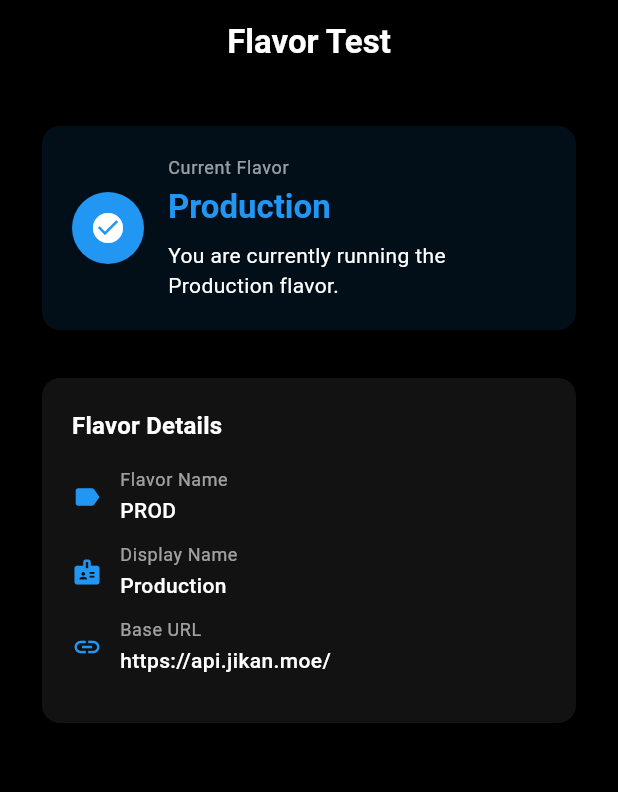
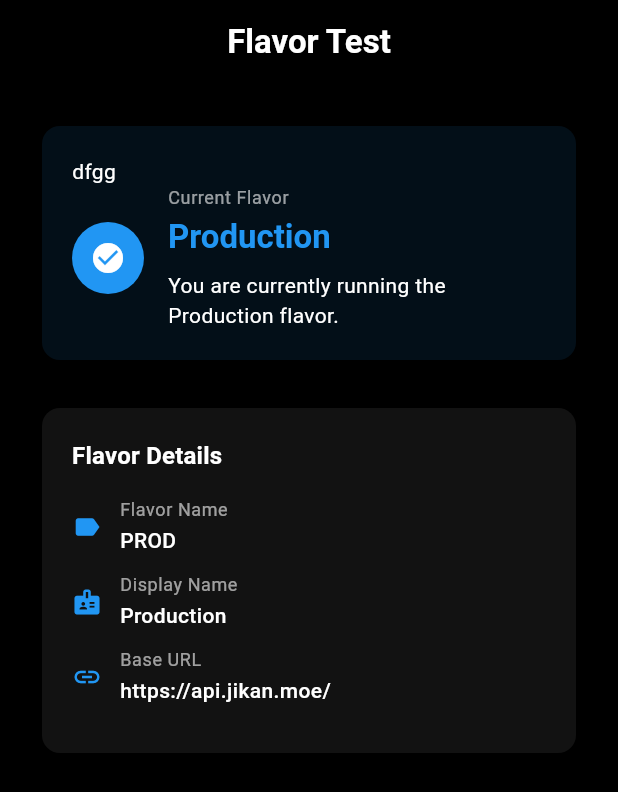
Before and after one commit to mpriyanka2k/sbi_demo, a Flutter app: the screen it shows after launch, on a phone screen of 412 x 824 dp. Shown: the top 792 px of the screen. Run offline on Flutter 3.47's test engine with Material 3 defaults, Android fonts, the light colour scheme and no system bars; our stand-ins replace connectivity_plus, dio, firebase_core, get_it, go_router, shared_preferences; missing offline and left inert: encrypt, pointycastle; accounts and stored records are empty.

```diff
--- a/lib/features/home/screens/flavor_test_screen.dart
+++ b/lib/features/home/screens/flavor_test_screen.dart
@@ -29,6 +29,7 @@ class FlavorTestScreen extends StatelessWidget {
                     child: Column(
                       crossAxisAlignment: CrossAxisAlignment.start,
                       children: [
+                        if(true) Text('dfgg'),
                         Row(
                           children: [
                             Container(
```
